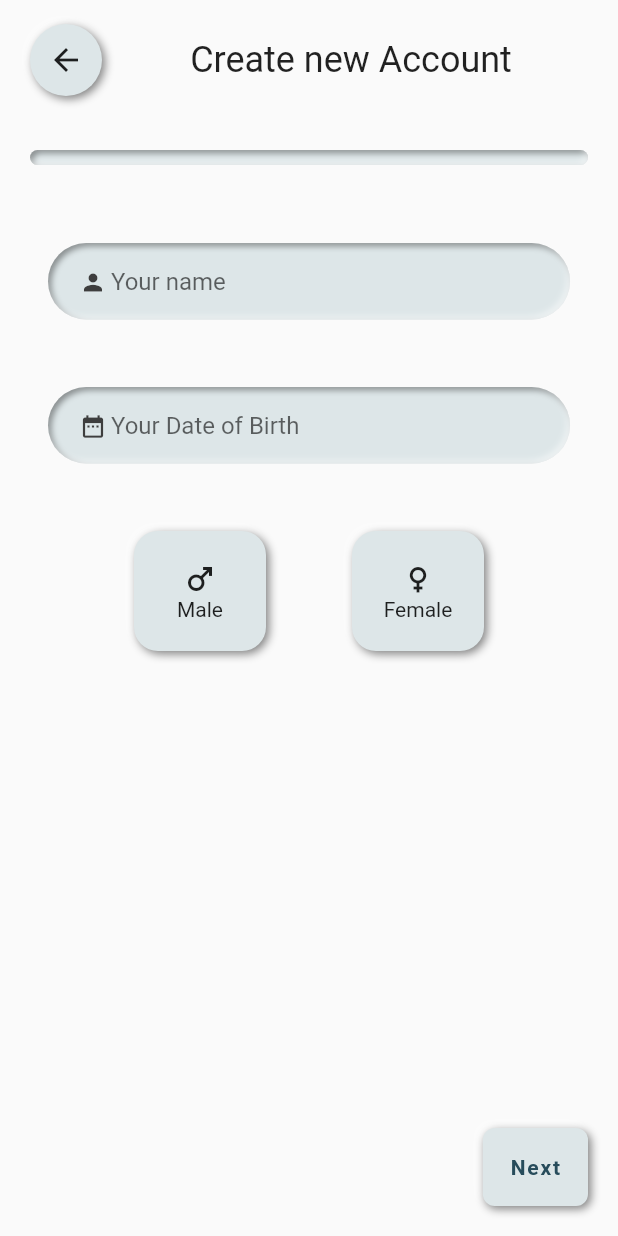
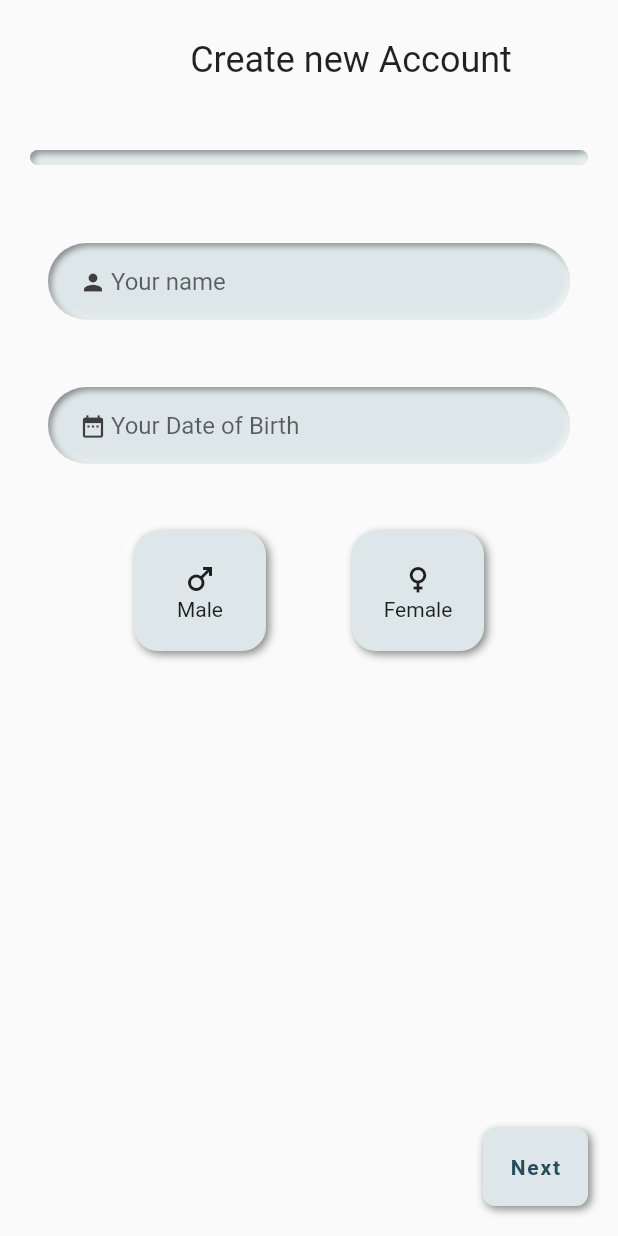
Before and after one commit to uni-do-to/nifty_mobile, a Flutter app: the RegisterView screen opened by its route, on a phone screen of 412 x 824 dp. Run offline on Flutter 3.47's test engine with Material 2 defaults, Android fonts, the light colour scheme and no system bars; drawn by our look-alikes of flutter_neumorphic; our stand-ins replace cached_network_image, date_format, fluttertoast, get, get_storage, google_fonts and 1 more; missing offline and left inert: dart:html; accounts and stored records are empty.

Commit message:
fix back button widget in appbar

```diff
--- a/lib/app/modules/register/views/register_view.dart
+++ b/lib/app/modules/register/views/register_view.dart
@@ -30,6 +30,7 @@ class RegisterView extends GetView<RegisterController> {
       appBar: PreferredSize(
         preferredSize: Size.fromHeight(80.0),
         child: NeumorphicAppBar(
+          leading: Container(),
           title: Center(child: Text("Create new Account")),
         ),
       ),
```
